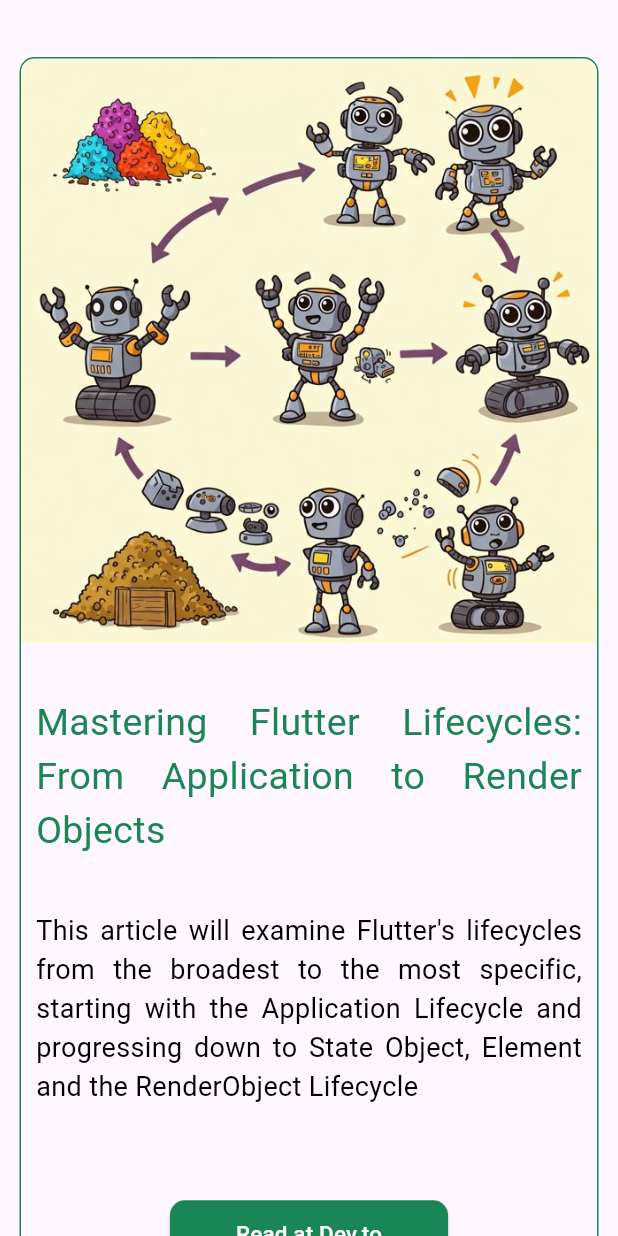
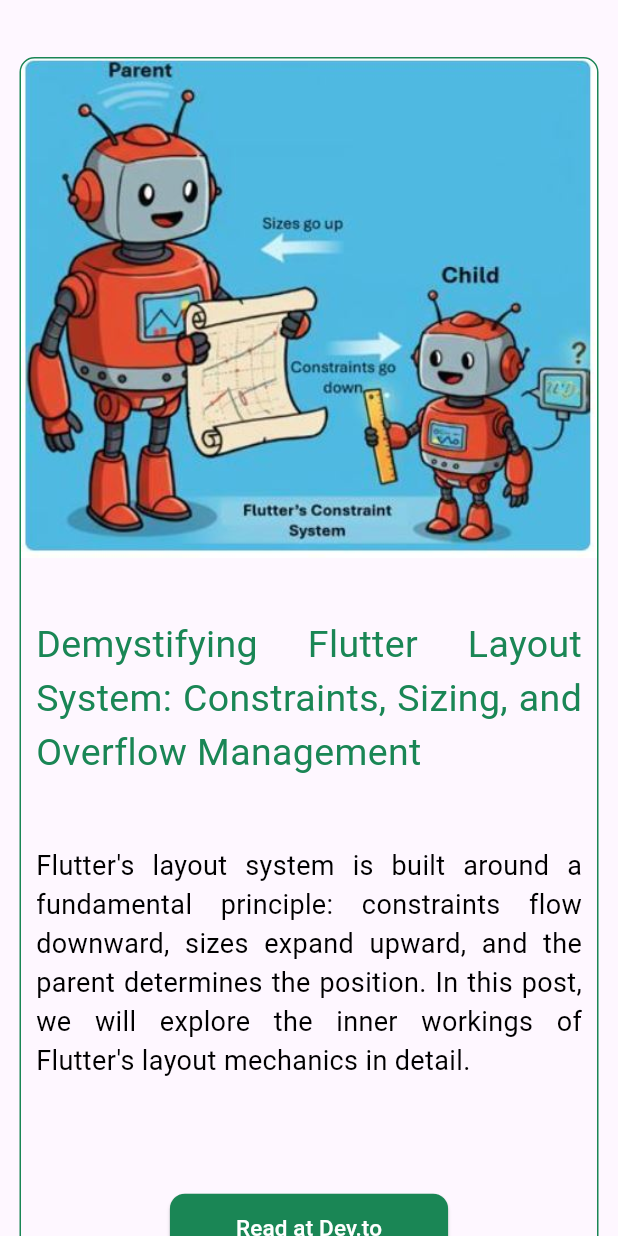
Before and after one commit to Azurba2/siteFlutter, a Flutter app: the Articles widget shown alone on an empty page, opened directly with empty values, on a phone screen of 412 x 824 dp. Run offline on Flutter 3.47's test engine with Material 3 defaults, Android fonts, the phone set to English and light mode, and no system bars; our stand-ins replace flutter_svg, timeline_tile.

Commit message:
altera text about me; ajusta ammonite

```diff
--- a/joaoSiteFlutter/lib/About/about_me.dart
+++ b/joaoSiteFlutter/lib/About/about_me.dart
@@ -170,7 +170,7 @@
                           children: [
                             Flexible(
                               child: Text(
-                                "I am a Full Stack developer with a focus on Web and Mobile software development. My main stack is Flutter, but I have experience in several technologies and tools including React, Angular, C#, SQL, Azure, Docker, and CI/CD. I am able to solve complex problems, review code and design efficient and scalable solutions. In addition, I focus on SOLID and TDD principles to ensure that the code is maintainable and of high quality.",
+                                "I am a Flutter developer with experience in developing for mobile, web, and Windows software development. While my main stack is Flutter,  I have experience in several technologies and tools including Postman, Google Cloud, Jira, Git, React, and Angular. I am able to solve complex problems, review code, perform testing (unit, integration, and widget testing), and design efficient, scalable solutions. In addition, I focus on SOLID and TDD principles to ensure that the code is maintainable and of high quality.",
                                 style: TextStyle(fontSize: 30),
                                 textAlign: TextAlign.justify,
                               ),
@@ -367,7 +367,7 @@
                     children: [
                       Flexible(
                         child: Text(
-                          "I am a Full Stack developer with a focus on Web and Mobile software development. My main stack is Flutter, but I have experience in several technologies and tools including React, Angular, C#, SQL, Azure, Docker, and CI/CD. I am able to solve complex problems, review code and design efficient and scalable solutions. In addition, I focus on SOLID and TDD principles to ensure that the code is maintainable and of high quality.",
+                          "I am a Flutter developer with experience in developing for mobile, web, and Windows software development. While my main stack is Flutter,  I have experience in several technologies and tools including Postman, Google Cloud, Jira, Git, React, and Angular. I am able to solve complex problems, review code, perform testing (unit, integration, and widget testing), and design efficient, scalable solutions. In addition, I focus on SOLID and TDD principles to ensure that the code is maintainable and of high quality.",
                           style: AppTextStyles.normalMobileBlack,
                           textAlign: TextAlign.justify,
                         ),
--- a/joaoSiteFlutter/lib/Articles/articles.dart
+++ b/joaoSiteFlutter/lib/Articles/articles.dart
@@ -18,6 +18,18 @@
             alignment: WrapAlignment.center,
             spacing: 20,
             children: [
+              SharedCard(
+                  title:
+                      "Demystifying Flutter Layout System: Constraints, Sizing, and Overflow Management",
+                  summary:
+                      "Flutter's layout system is built around a fundamental principle: constraints flow downward, sizes expand upward, and the parent determines the position. In this post, we will explore the inner workings of Flutter's layout mechanics in detail.",
+                  height: 830,
+                  width: 400,
+                  button: "Read at Dev.to",
+                  image: "assets/images/layout.JPG",
+                  onPressed: () => _launchURL(
+                      "https://dev.to/joaopimentag/demystifying-flutter-layout-system-constraints-sizing-and-overflow-management-450i",
+                      context)),
               SharedCard(
                   title:
                       "Mastering Flutter Lifecycles: From Application to Render Objects",
--- a/joaoSiteFlutter/lib/home.dart
+++ b/joaoSiteFlutter/lib/home.dart
@@ -45,6 +45,7 @@
               flexibleSpace:
                   screenSize > 1220 ? withLogoStructure() : noLogoStructure()),
         ),
+        //body: Projects(platform: platform),
         body: Builder(
           builder: (context) {
             switch (_selectedButton) {
--- a/joaoSiteFlutter/pubspec.yaml
+++ b/joaoSiteFlutter/pubspec.yaml
@@ -102,6 +102,7 @@
     - assets/images/flutterRobot.PNG
     - assets/images/renderingPipeline.JPG
     - assets/images/lifecycle.JPG
+    - assets/images/layout.JPG
 
   # An image asset can refer to one or more resolution-specific "variants", see
   # https://flutter.dev/assets-and-images/#resolution-aware
```
Also changed, not shown: joaoSiteFlutter/lib/Projects/projects.dart (+5 -7 lines), joaoSiteFlutter/assets/images/layout.JPG (added), 2 other files.
